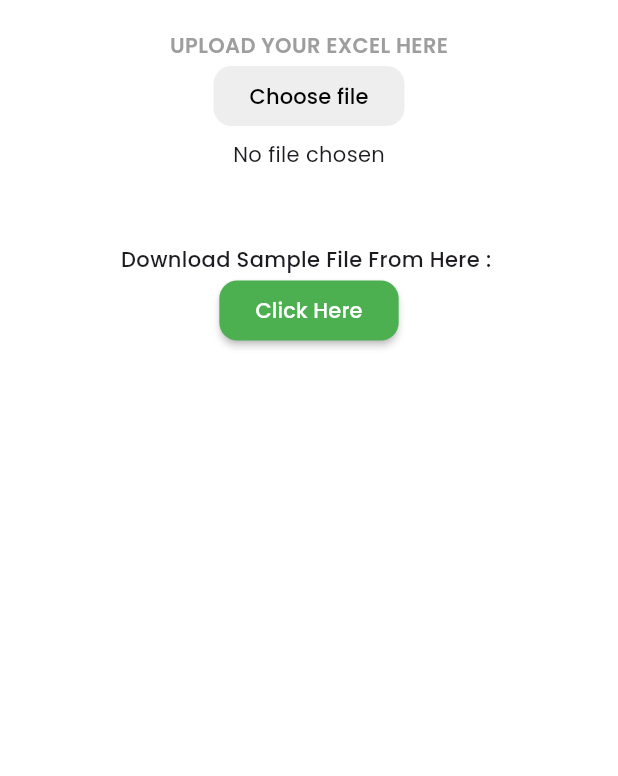
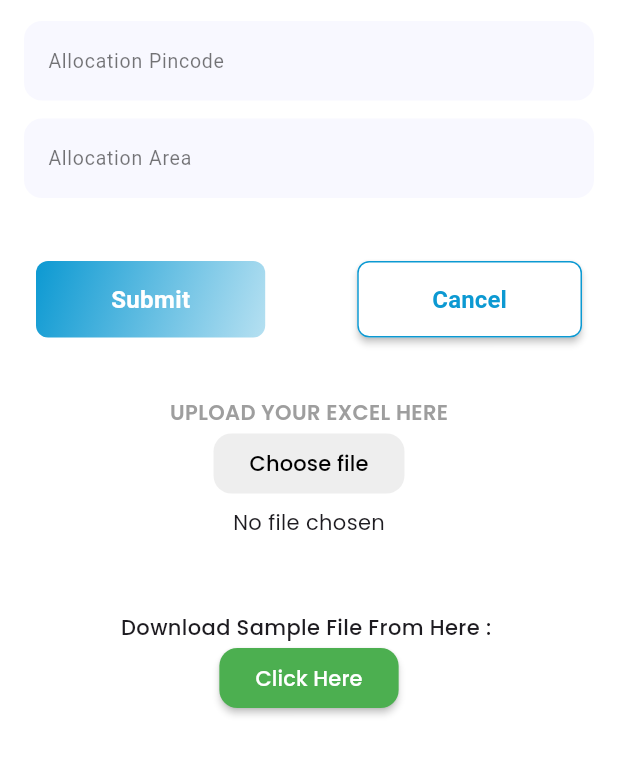
Before and after one commit to kratika0724/kratikaQT, a Flutter app: the AddAllocationScreen screen opened directly, on a phone screen of 412 x 824 dp, the part 84-860 px from its top. Run offline on Flutter 3.47's test engine with Material 3 defaults, Android fonts, the light colour scheme and no system bars; our stand-ins replace dotted_line, fl_chart, fluttertoast, google_fonts, logger, shared_preferences and 1 more; accounts and stored records are empty; Roboto replaces fonts that are missing (poppinsRegular, poppinsSemiBold).

Commit message:
api handling for allocation create and get transactions and product count

```diff
--- /dev/null
+++ b/lib/models/add_allocation_model.dart
@@ -0,0 +1,53 @@
+class AddAllocationModel {
+  final bool success;
+  final String message;
+  final List<CreateAllocationModel> data;
+
+  AddAllocationModel({
+    required this.success,
+    required this.message,
+    this.data = const [],
+  });
+
+  Map<String, dynamic> toJson() => {
+    'success': success,
+    'message': message,
+    'data': data.map((item) => item.toJson()).toList(),
+  };
+
+  factory AddAllocationModel.fromJson(Map<String, dynamic> json) {
+    return AddAllocationModel(
+      success: json['success'] ?? false,
+      message: json['message'] ?? '',
+      data: json['data'] != null
+          ? List<CreateAllocationModel>.from(
+        json['data'].map((item) => CreateAllocationModel.fromJson(item)),
+      )
+          : [],
+    );
+  }
+}
+
+class CreateAllocationModel {
+  final String? allocationPincode;
+  final String? allocationArea;
+
+  CreateAllocationModel({
+    this.allocationPincode = '',
+    this.allocationArea = '',
+  });
+
+  Map<String, dynamic> toJson() {
+    return {
+      'allocation_pincode': allocationPincode,
+      'allocation_area': allocationArea,
+    };
+  }
+
+  factory CreateAllocationModel.fromJson(Map<String, dynamic> json) {
+    return CreateAllocationModel(
+      allocationPincode: json['allocation_pincode'],
+      allocationArea: json['allocation_area'],
+    );
+  }
+}
--- a/lib/screens/allocations/add_allocation_screen.dart
+++ b/lib/screens/allocations/add_allocation_screen.dart
@@ -1,6 +1,8 @@
 import 'package:flutter/material.dart';
+import 'package:provider/provider.dart';
 import 'package:qt_distributer/widgets/common_text_widgets.dart';
 import '../../constants/app_colors.dart';
+import '../../providers/allocation_provider.dart';
 import '../../widgets/common_form_widgets.dart';
 class AddAllocationScreen extends StatefulWidget {
   const AddAllocationScreen({super.key});
@@ -10,11 +12,14 @@ class AddAllocationScreen extends StatefulWidget {
 }
 
 class _AddAllocationScreenState extends State<AddAllocationScreen> {
-  String? selectedGender;
+
+  final pincodeController = TextEditingController();
+  final areaController = TextEditingController();
 
   @override
   @override
   Widget build(BuildContext context) {
+    final provider = Provider.of<AllocationProvider>(context);
     return Scaffold(
       backgroundColor: Colors.white,
       appBar: AppBar(
@@ -28,22 +33,38 @@ class _AddAllocationScreenState extends State<AddAllocationScreen> {
             child: SingleChildScrollView(
               child:  Column(
                 children: [
-                  // Card(
-                  //   elevation: 4,
-                  //   shape: RoundedRectangleBorder(
-                  //     borderRadius: BorderRadius.circular(12),
-                  //   ),
-                  //   child: Padding(
-                  //     padding: const EdgeInsets.symmetric(vertical: 20, horizontal: 12),
-                  //     child: Column(
-                  //       children: [
-                  //         buildTextField('Area'),
-                  //         buildTextField('Pincode'),
-                  //       ],
-                  //     ),
-                  //   ),
-                  // ),
-
+                  Card(
+                    elevation: 0,
+                    shape: RoundedRectangleBorder(
+                      borderRadius: BorderRadius.circular(12),
+                    ),
+                    child: Padding(
+                      padding: const EdgeInsets.symmetric(vertical: 10, horizontal:12),
+                      child: Column(
+                        children: [
+                          buildTextField('Allocation Pincode'),
+                          buildTextField('Allocation Area'),
+                        ],
+                      ),
+                    ),
+                  ),
+                  const SizedBox(height: 16),
+                  Padding(
+                    padding: const EdgeInsets.symmetric(horizontal: 8.0),
+                    child: FormActionButtons(
+                      onSubmit: () {
+                        provider.createAllocation(
+                            context,
+                            pincodeController,
+                            areaController
+                        );
+                      },
+                      onCancel: () {
+                        Navigator.pop(context);
+                      },
+                    ),
+                  ),
+                  const SizedBox(height: 20),
                   const SizedBox(height: 20),
                   // Upload Excel Section
                   const Row(
```
Also changed, not shown: lib/providers/allocation_provider.dart (+38 -49 lines).
